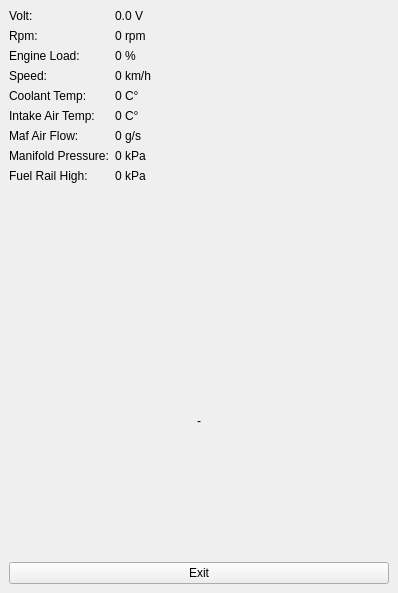
First picture: the form in obdscan.ui, repository takyonxxx/Elm327_Wifi_Obd2_Qt_Project, before the edit.
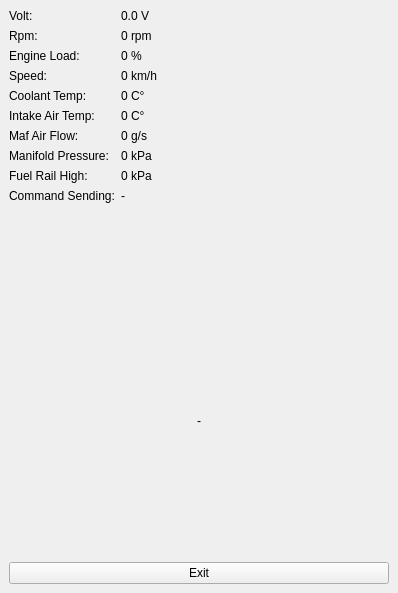
Second picture: the form after the edit.

Patch:
```diff
--- a/obdscan.ui
+++ b/obdscan.ui
@@ -151,6 +151,20 @@
           </property>
          </widget>
         </item>
+        <item row="9" column="0">
+         <widget class="QLabel" name="labelStatusTitle">
+          <property name="text">
+           <string>Command Sending:</string>
+          </property>
+         </widget>
+        </item>
+        <item row="9" column="1">
+         <widget class="QLabel" name="labelStatus">
+          <property name="text">
+           <string>-</string>
+          </property>
+         </widget>
+        </item>
        </layout>
       </item>
       <item>
```
Left out of the diff: 2 changed lines with no effect on the pictures.
